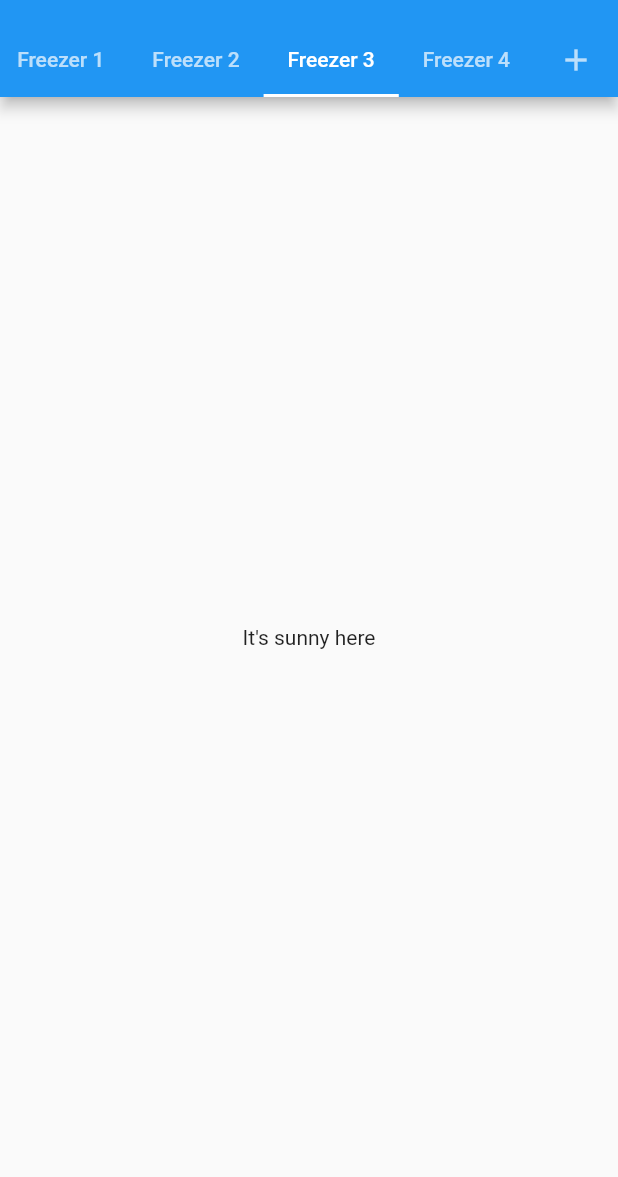
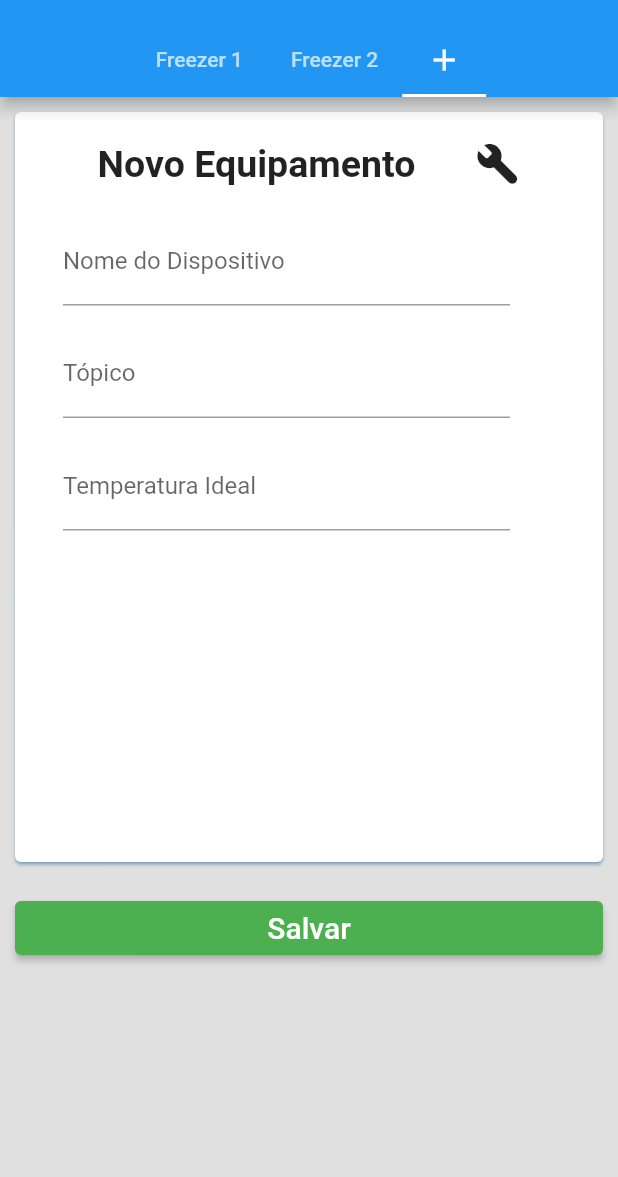
Before and after one commit to CarlosRubini/FreezerConfigurator, a Flutter app: the screen it shows after launch, tab 3 chosen, on a phone screen of 412 x 824 dp, the part 59-1236 px from its top. Run offline on Flutter 3.47's test engine with Material 2 defaults, Android fonts, the phone set to English and light mode, and no system bars.

Commit message:
-Cadastro de Equipamento -Home Page.

```diff
--- /dev/null
+++ b/freezer_configurador/lib/screens/equipment_form/equipment_form.dart
@@ -0,0 +1,105 @@
+import 'package:flutter/material.dart';
+import 'package:flutter/services.dart';
+import 'package:freezer_configurador/widgets/text_box.dart';
+
+class EquipamentoCadastro extends StatelessWidget {
+  const EquipamentoCadastro({Key? key}) : super(key: key);
+
+  @override
+  Widget build(BuildContext context) {
+    return Container(
+        color: Colors.grey[300],
+        child: SingleChildScrollView(
+            child: Column(
+          children: [
+            Card(
+                margin: const EdgeInsets.all(10),
+                shadowColor: Colors.blue,
+                borderOnForeground: true,
+                child: SizedBox(
+                  width: double.infinity,
+                  height: 500,
+                  child: Column(
+                    children: [
+                      Row(
+                        mainAxisAlignment: MainAxisAlignment.center,
+                        children: [
+                          Container(
+                              alignment: Alignment.topLeft,
+                              margin: const EdgeInsets.all(20),
+                              child: const Text(
+                                "Novo Equipamento",
+                                style: TextStyle(
+                                    fontSize: 25, fontWeight: FontWeight.bold),
+                              )),
+                          Container(
+                              alignment: Alignment.topRight,
+                              margin: const EdgeInsets.all(20),
+                              child: const Icon(
+                                Icons.build_rounded,
+                                size: 30,
+                              )),
+                        ],
+                      ),
+                      Row(
+                        children: [
+                          Container(
+                            alignment: Alignment.topCenter,
+                            child: TextBox(
+                              width: MediaQuery.of(context).size.width - 50,
+                              controller: TextEditingController(),
+                              hintText: 'Nome do Dispositivo',
+                            ),
+                          )
+                        ],
+                      ),
+                      Row(
+                        children: [
+                          Container(
+                            alignment: Alignment.topCenter,
+                            child: TextBox(
+                              width: MediaQuery.of(context).size.width - 50,
+                              controller: TextEditingController(),
+                              hintText: 'Tópico',
+                            ),
+                          )
+                        ],
+                      ),
+                      Row(
+                        children: [
+                          Container(
+                            alignment: Alignment.topCenter,
+                            child: TextBox(
+                              inputFormatters: [
+                                FilteringTextInputFormatter.digitsOnly
+                              ],
+                              width: MediaQuery.of(context).size.width - 50,
+                              controller: TextEditingController(),
+                              hintText: 'Temperatura Ideal',
+                            ),
+                          )
+                        ],
+                      ),
+                    ],
+                  ),
+                )),
+            Padding(
+              padding: const EdgeInsets.all(10),
+              child: Row(
+                children: [
+                  Expanded(
+                      child: ElevatedButton(
+                          style:
+                              ElevatedButton.styleFrom(primary: Colors.green),
+                          onPressed: () => {},
+                          child: const Text(
+                            "Salvar",
+                            style: TextStyle(fontSize: 20),
+                          ))),
+                ],
+              ),
+            )
+          ],
+        )));
+  }
+}
--- a/freezer_configurador/lib/screens/home_page.dart
+++ b/freezer_configurador/lib/screens/home_page.dart
@@ -1,6 +1,7 @@
 import 'package:flutter/material.dart';
 import 'package:freezer_configurador/widgets/menu_options.dart';
 import 'equipment/equipment_view.dart';
+import 'equipment_form/equipment_form.dart';
 
 class MonitoramentoPage extends StatefulWidget {
   const MonitoramentoPage({Key? key}) : super(key: key);
@@ -16,7 +17,7 @@ class _MonitoramentoPageState extends State<MonitoramentoPage>
   @override
   void initState() {
     super.initState();
-    _tabController = TabController(length: 5, vsync: this);
+    _tabController = TabController(length: 3, vsync: this);
   }
 
   @override
@@ -36,12 +37,6 @@ class _MonitoramentoPageState extends State<MonitoramentoPage>
                   text: "Freezer 2",
                 ),
                 Tab(
-                  text: "Freezer 3",
-                ),
-                Tab(
-                  text: "Freezer 4",
-                ),
-                Tab(
                   icon: Icon(Icons.add),
                 )
               ])),
@@ -49,16 +44,8 @@ class _MonitoramentoPageState extends State<MonitoramentoPage>
         controller: _tabController,
         children: const <Widget>[
           EquipamentoView(),
-          Center(
-            child: Text("It's rainy here"),
-          ),
-          Center(
-            child: Text("It's sunny here"),
-          ),
-          Center(
-            child: Text("It's sunny here"),
-          ),
-          Center(child: Text("Cadastro"))
+          EquipamentoView(),
+          EquipamentoCadastro()
         ],
       ),
     );
--- /dev/null
+++ b/freezer_configurador/lib/widgets/text_box.dart
@@ -0,0 +1,99 @@
+import 'package:flutter/material.dart';
+import 'package:flutter/services.dart';
+
+class TextBox extends StatelessWidget {
+  final String hintText;
+  final bool isPassword;
+  final bool autoFocus;
+  final FocusNode? focusNode;
+  final FocusNode? nextFocusNode;
+  final TextEditingController controller;
+  final double paddingLeft;
+  final double paddingTop;
+  final double paddingRight;
+  final double paddingBottom;
+  final TextInputType textInputType;
+  final Function(String)? onSubmitted;
+  final double width;
+  final Function? onTap;
+  final bool readOnly;
+  final Function(String)? onChanged;
+  final Function(String?)? validator;
+  final int maxLines;
+  final List<TextInputFormatter>? inputFormatters;
+  final TextAlign textAlign;
+  final Function()? onEditingComplete;
+  final Iterable<String>? autofillHints;
+
+  const TextBox(
+      {required this.hintText,
+      this.isPassword = false,
+      this.autoFocus = false,
+      this.focusNode,
+      this.nextFocusNode,
+      required this.controller,
+      this.paddingLeft = 32.0,
+      this.paddingTop = 0.0,
+      this.paddingRight = 32.0,
+      this.paddingBottom = 16.0,
+      this.textInputType = TextInputType.text,
+      this.onSubmitted,
+      this.width = double.maxFinite,
+      this.onTap,
+      this.readOnly = false,
+      this.onChanged,
+      this.maxLines = 1,
+      this.validator,
+      this.inputFormatters,
+      this.textAlign = TextAlign.start,
+      this.onEditingComplete,
+      this.autofillHints});
+
+  @override
+  Widget build(BuildContext context) {
+    return Align(
+      alignment: Alignment.centerLeft,
+      child: SizedBox(
+        width: width,
+        child: Padding(
+          padding: EdgeInsets.fromLTRB(
+              paddingLeft, paddingTop, paddingRight, paddingBottom),
+          child: TextFormField(
+            autofillHints: autofillHints,
+            inputFormatters: inputFormatters,
+            validator: (String? term) {
+              if (validator != null) return validator!(term);
+              return null;
+            },
+            readOnly: readOnly,
+            onTap: () {
+              if (onTap != null) onTap!();
+              return;
+            },
+            decoration:
+                InputDecoration(hintText: hintText, labelText: hintText),
+            onEditingComplete: () {
+              if (onEditingComplete != null) {
+                onEditingComplete!();
+              }
+            },
+            textAlign: textAlign,
+            keyboardType: textInputType,
+            obscureText: isPassword,
+            autofocus: autoFocus,
+            textInputAction: TextInputAction.next,
+            focusNode: focusNode,
+            controller: controller,
+            onChanged: (String term) {
+              onChanged!(term);
+            },
+            onFieldSubmitted: (String term) {
+              onSubmitted!(term);
+            },
+            maxLines: maxLines,
+          ),
+        ),
+      ),
+    );
+  }
+}
```
Also changed, not shown: freezer_configurador/lib/screens/equipment/equipment_buttons.dart (added, +52 -0 lines), freezer_configurador/lib/screens/equipment/equipment_dashboard.dart (added, +40 -0 lines), freezer_configurador/lib/screens/equipment/equipment_info.dart (added, +51 -0 lines), freezer_configurador/lib/screens/equipment/equipment_view.dart (+13 -3 lines), freezer_configurador/assets/images/celsius.png (added), freezer_configurador/assets/images/diagrama-de-mudanca-de-estado.png (added).
